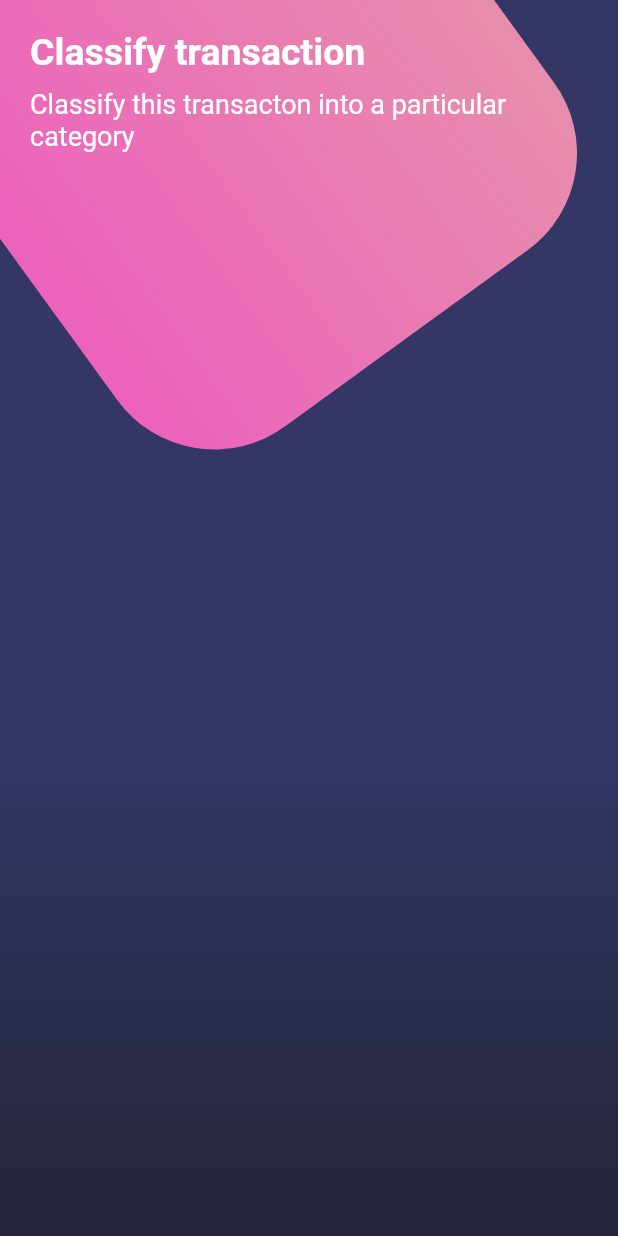
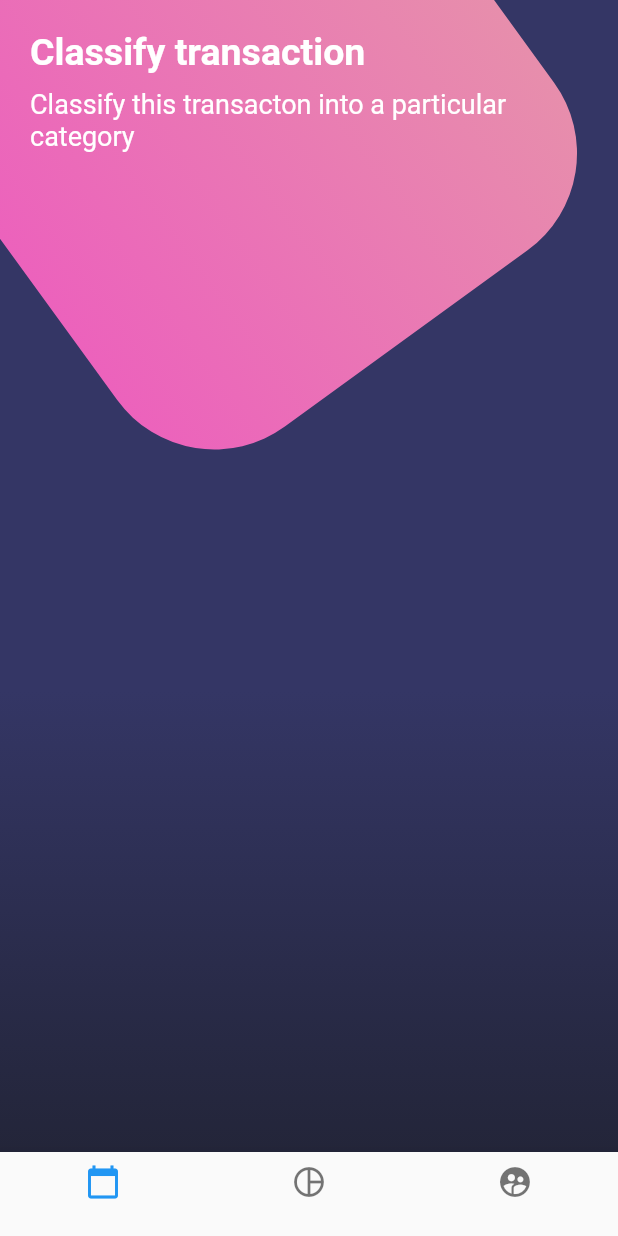
Before and after one commit to AntonioAV/disenos, a Flutter app: the screen it shows after launch, on a phone screen of 412 x 824 dp. Run offline on Flutter 3.47's test engine with Material 2 defaults, Android fonts, the phone set to English and light mode, and no system bars.

Commit message:
Colocamos la barra de navegación inferior junto con los iconos

```diff
--- a/lib/src/pages/botones_page.dart
+++ b/lib/src/pages/botones_page.dart
@@ -15,6 +15,22 @@ class BotonesPage extends StatelessWidget {
               ],
             ),
           )
+        ],
+      ),
+      bottomNavigationBar: BottomNavigationBar(
+        items: <BottomNavigationBarItem>[
+          BottomNavigationBarItem(
+            icon: Icon(Icons.calendar_today),
+            label: '',
+          ),
+          BottomNavigationBarItem(
+            icon: Icon(Icons.pie_chart_outline_outlined),
+            label: '',
+          ),
+          BottomNavigationBarItem(
+            icon: Icon(Icons.supervised_user_circle),
+            label: '',
+          ),
         ],
       ),
     );
```
